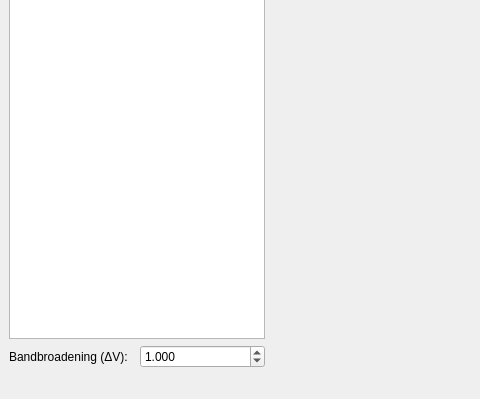
The window that GUI_STSviewer.ui (scholi/pyOmicron) describes before a commit, drawn with Qt 5; both pictures show x 0 to 480 and y 314 to 713 of the 1385 by 713 pixel window.
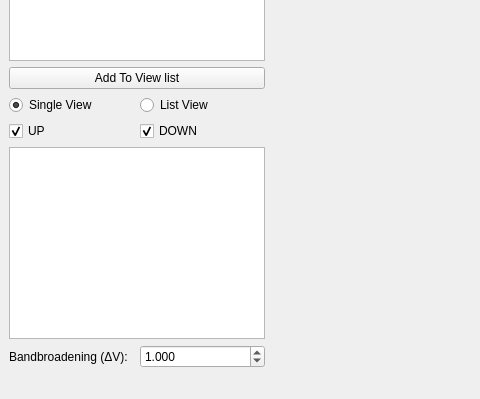
The same window after the commit. Custom widgets are drawn as their Qt base class.

Patch:
```diff
--- a/GUI_STSviewer.ui
+++ b/GUI_STSviewer.ui
@@ -16,7 +16,7 @@
   <widget class="QWidget" name="centralwidget">
    <layout class="QHBoxLayout" name="horizontalLayout_2" stretch="0,0,0,0">
     <item>
-     <layout class="QVBoxLayout" name="verticalLayout" stretch="0,0,0,0,0,0,0">
+     <layout class="QVBoxLayout" name="verticalLayout" stretch="0,0,0,0,0,0,0,0,0,0">
       <property name="sizeConstraint">
        <enum>QLayout::SetDefaultConstraint</enum>
       </property>
@@ -86,6 +86,67 @@
         </property>
        </widget>
       </item>
+      <item>
+       <widget class="QPushButton" name="AddToList">
+        <property name="text">
+         <string>Add To View list</string>
+        </property>
+       </widget>
+      </item>
+      <item>
+       <layout class="QGridLayout" name="gridLayout">
+        <item row="0" column="1">
+         <widget class="QRadioButton" name="lstView">
+          <property name="text">
+           <string>List View</string>
+          </property>
+         </widget>
+        </item>
+        <item row="0" column="0">
+         <widget class="QRadioButton" name="SglView">
+          <property name="enabled">
+           <bool>true</bool>
+          </property>
+          <property name="text">
+           <string>Single View</string>
+          </property>
+          <property name="checked">
+           <bool>true</bool>
+          </property>
+         </widget>
+        </item>
+        <item row="1" column="0">
+         <widget class="QCheckBox" name="showUp">
+          <property name="text">
+           <string>UP</string>
+          </property>
+          <property name="checked">
+           <bool>true</bool>
+          </property>
+         </widget>
+        </item>
+        <item row="1" column="1">
+         <widget class="QCheckBox" name="showDown">
+          <property name="text">
+           <string>DOWN</string>
+          </property>
+          <property name="checked">
+           <bool>true</bool>
+          </property>
+         </widget>
+        </item>
+       </layout>
+      </item>
+      <item>
+       <widget class="QListWidget" name="displayList">
+        <property name="sizePolicy">
+         <sizepolicy hsizetype="Minimum" vsizetype="Expanding">
+          <horstretch>0</horstretch>
+          <verstretch>0</verstretch>
+         </sizepolicy>
+        </property>
+       </widget>
+      </item>
       <item>
        <layout class="QHBoxLayout" name="horizontalLayout">
         <item>
```
